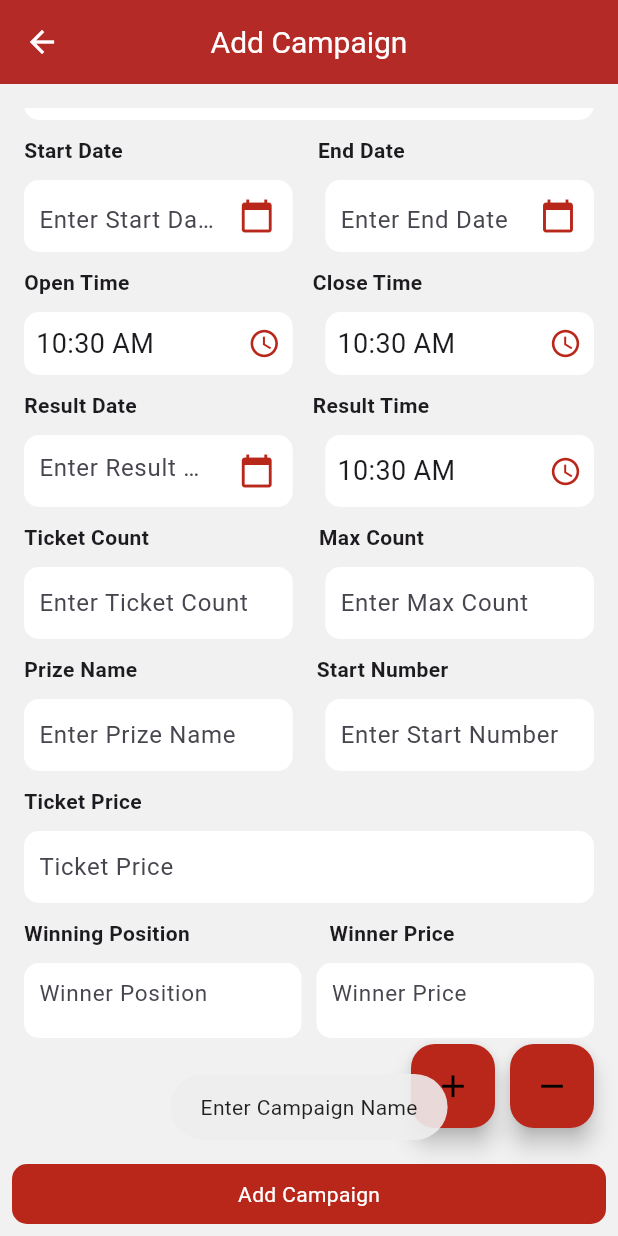
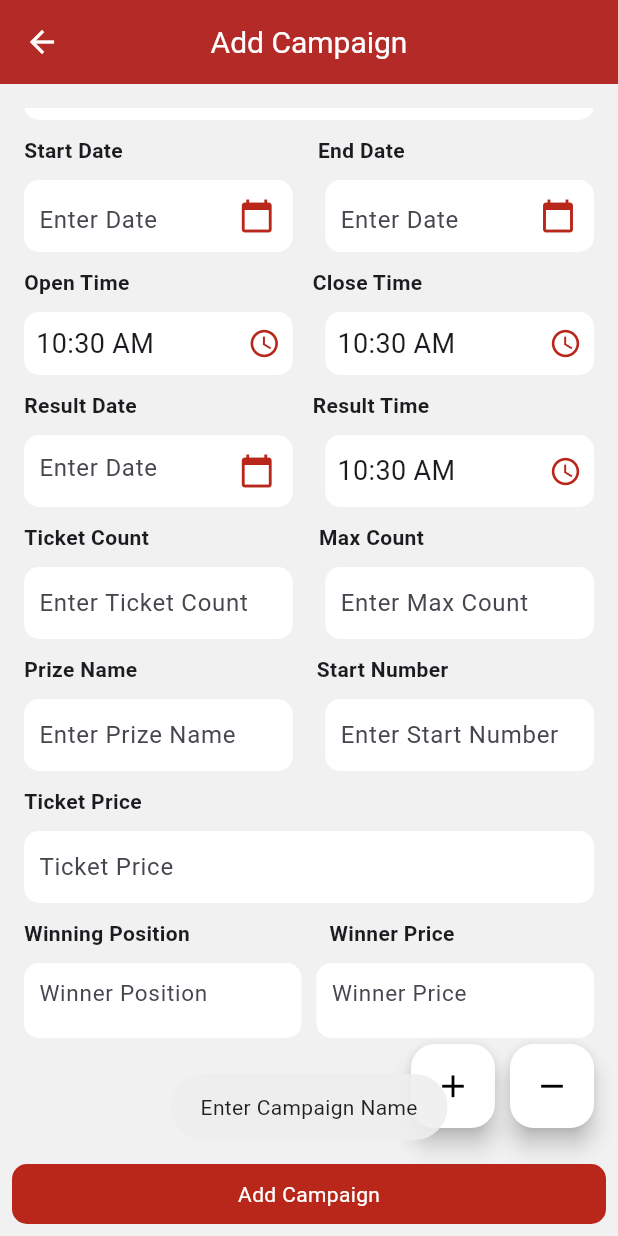
Before and after one commit to alphawizzflutterteam/drawmoneyadmin, a Flutter app: the AddCompaign screen opened directly, scrolled down 160 dp, after a tap on "Add Campaign", on a phone screen of 412 x 824 dp. Run offline on Flutter 3.47's test engine with Material 3 defaults, Android fonts, the phone set to English and light mode, and no system bars; our stand-ins replace cached_network_image, flutter_image_compress, flutter_spinkit, fluttertoast, image_picker, shared_preferences; accounts and stored records are empty.

Commit message:
5 April commit

```diff
--- a/lib/Screen/add_compaign.dart
+++ b/lib/Screen/add_compaign.dart
@@ -44,6 +44,8 @@ class _Add_CompaignState extends State<AddCompaign> {
     int openMinutes = openTime.hour * 60 + openTime.minute;
     int closeMinutes = closeTime.hour * 60 + closeTime.minute;
 
+    print('open=${openMinutes}');
+    print('close=${closeMinutes}');
     // If open time is less than close time, return true, otherwise false
     return openMinutes < closeMinutes;
   }
@@ -159,8 +161,11 @@ class _Add_CompaignState extends State<AddCompaign> {
               //return;
             }
            else if(maxCountController.text=='') {
-              Fluttertoast.showToast(msg: 'Enter Max  Count');
+              Fluttertoast.showToast(msg: 'Enter Max Count');
               //return;
+            }
+           else if(int.parse(maxCountController.text.toString()) > int.parse(ticketCountController.text.toString())){
+              Fluttertoast.showToast(msg: 'Enter Correct Max Count');
             }
            else if(prizeNameController.text=='') {
               Fluttertoast.showToast(msg: 'Enter Prize Name');
@@ -170,6 +175,10 @@ class _Add_CompaignState extends State<AddCompaign> {
               Fluttertoast.showToast(msg: 'Enter Start Number');
               //return;
             }
+           else if(int.parse(startNumberController.text.toString()) <= int.parse(ticketCountController.text.toString()))
+          {
+            Fluttertoast.showToast(msg: 'Start number should be greater than ticket count');
+          }
            else if(ticketPriceController.text=='') {
               Fluttertoast.showToast(msg: 'Enter Ticket Price');
               //return;
@@ -184,6 +193,9 @@ class _Add_CompaignState extends State<AddCompaign> {
               Fluttertoast.showToast(msg: "Enter Winner Price");
 
             }
+           else if( int.parse(ticketCountController.text.toString() ) < winningPosition.length){
+              Fluttertoast.showToast(msg: "Your winning positions Should be less than or equal to Ticket Count ");
+           }
            else{
 
               addCampaign();
@@ -204,7 +216,7 @@ class _Add_CompaignState extends State<AddCompaign> {
         mainAxisAlignment: MainAxisAlignment.end,
         children: [
           FloatingActionButton(
-            backgroundColor: AppColors.appbar,
+            backgroundColor: AppColors.whit,
             onPressed: (){
             setState(() {
               winningPosition.add(''); // Add a new row with default city 'Indore'
@@ -215,7 +227,7 @@ class _Add_CompaignState extends State<AddCompaign> {
           ) ,
           SizedBox(width: 10,),
           FloatingActionButton(
-            backgroundColor: AppColors.appbar,
+            backgroundColor: AppColors.whit,
             onPressed: (){
             setState(() {
               winningPosition.removeLast(); // Add a new row with default city 'Indore'
@@ -348,7 +360,7 @@ class _Add_CompaignState extends State<AddCompaign> {
                       controller: startDateController,
                       decoration: InputDecoration(
                         contentPadding: EdgeInsets.only(left: 10, top: 15),
-                        hintText: "Enter Start Date",
+                        hintText: "Enter Date",
                         focusedBorder: InputBorder.none,
                         errorBorder: InputBorder.none,
                         enabledBorder: InputBorder.none,
@@ -384,7 +396,7 @@ class _Add_CompaignState extends State<AddCompaign> {
                       controller: endDateController,
                       decoration: InputDecoration(
                         contentPadding: EdgeInsets.only(left: 10, top: 15),
-                        hintText: "Enter End Date",
+                        hintText: "Enter Date",
                         focusedBorder: InputBorder.none,
                         errorBorder: InputBorder.none,
                         enabledBorder: InputBorder.none,
@@ -558,7 +570,7 @@ class _Add_CompaignState extends State<AddCompaign> {
                       controller: resultDateController,
                       decoration: InputDecoration(
                         contentPadding: EdgeInsets.only(left: 10, top: 10),
-                        hintText: "Enter Result Date",
+                        hintText: "Enter Date",
                         focusedBorder: InputBorder.none,
                         errorBorder: InputBorder.none,
                         enabledBorder: InputBorder.none,
```
